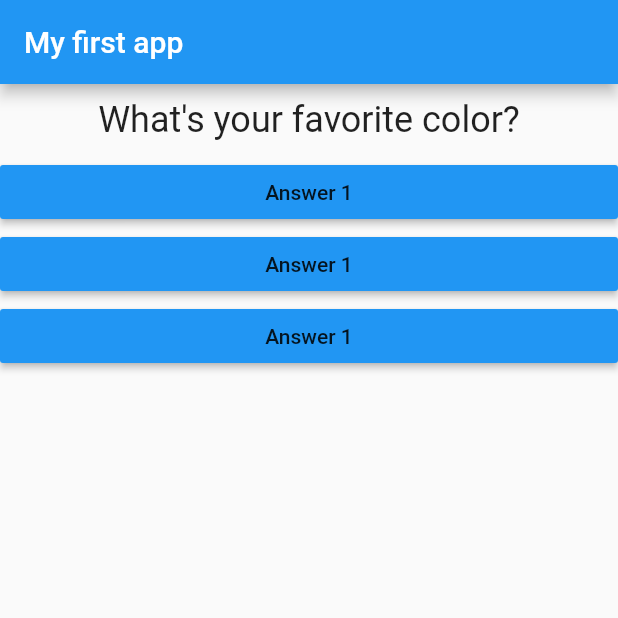
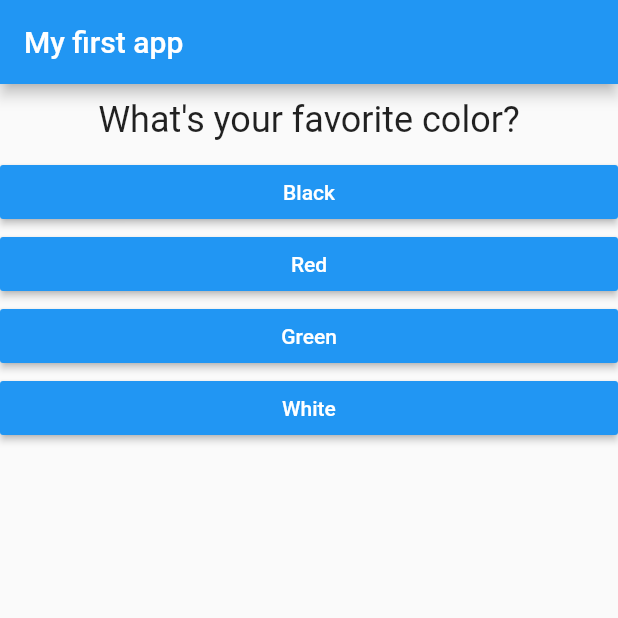
Before and after one commit to nokwin/flutter-udemy, a Flutter app: the screen it shows after launch, on a phone screen of 412 x 824 dp, the top half of it. Run offline on Flutter 3.47's test engine with Material 2 defaults, Android fonts, the phone set to English and light mode, and no system bars.

Commit message:
Render answers dynamic

```diff
--- a/lib/answer.dart
+++ b/lib/answer.dart
@@ -2,8 +2,9 @@ import 'package:flutter/material.dart';
 
 class Answer extends StatelessWidget {
   final Function selectHandler;
+  final String answerText;
 
-  Answer(this.selectHandler);
+  Answer(this.selectHandler, this.answerText);
 
   @override
   Widget build(BuildContext context) {
@@ -12,7 +13,8 @@ class Answer extends StatelessWidget {
       child: RaisedButton(
         color: Colors.blue,
         onPressed: selectHandler,
-        child: Text('Answer 1'),
+        child: Text(answerText),
+        textColor: Colors.white,
       ),
     );
   }
--- a/lib/main.dart
+++ b/lib/main.dart
@@ -25,8 +25,18 @@ class _MyAppState extends State<MyApp> {
   @override
   Widget build(BuildContext context) {
     var questions = [
-      'What\'s your favorite color?',
-      'What\'s your favorite animal?'
+      {
+        'questionText': 'What\'s your favorite color?',
+        'answers': ['Black', 'Red', 'Green', 'White']
+      },
+      {
+        'questionText': 'What\'s your favorite animal?',
+        'answers': ['Rabbit', 'Snake', 'Elephant', 'Lion']
+      },
+      {
+        'questionText': 'Who\'s your favorite instructor?',
+        'answers': ['Max', 'Max', 'Max', 'Max']
+      }
     ];
 
     return MaterialApp(
@@ -34,10 +44,10 @@ class _MyAppState extends State<MyApp> {
         appBar: AppBar(title: Text("My first app")),
         body: Column(
           children: <Widget>[
-            Question(questions[_questionIndex]),
-            Answer(_answerQuestion),
-            Answer(_answerQuestion),
-            Answer(_answerQuestion),
+            Question(questions[_questionIndex]['questionText']),
+            ...(questions[_questionIndex]['answers'] as List<String>)
+                .map((answer) => Answer(_answerQuestion, answer))
+                .toList(),
           ],
         ),
       ),
```
